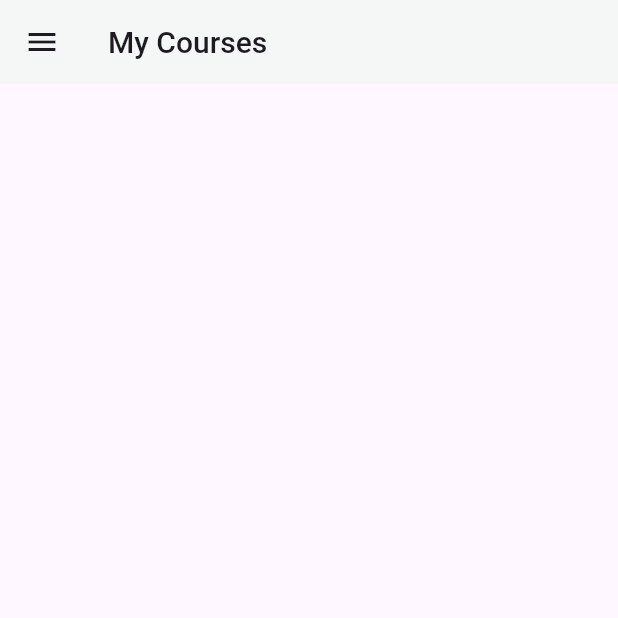
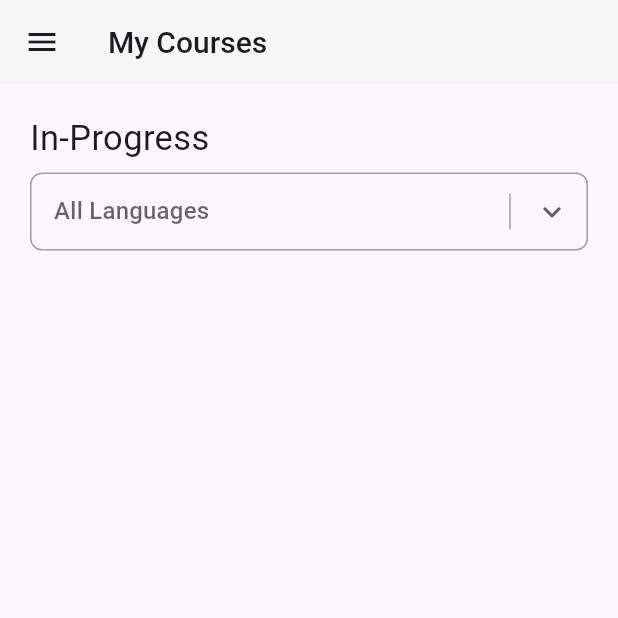
Before and after one commit to mr-harikrishnan/gng-vathiyar_ai_flutter, a Flutter app: the MyCoures screen opened by its route, on a phone screen of 412 x 824 dp, the top half of it. Run offline on Flutter 3.47's test engine with Material 3 defaults, Android fonts, the phone set to English and light mode, and no system bars; our stand-ins replace email_validator, flutter_secure_storage, fluttertoast, get, table_calendar; missing offline and left inert: amplify_auth_cognito, amplify_flutter; accounts and stored records are empty.

Commit message:
added language choosing box

```diff
--- a/lib/features/my-courses/ui/my_courses_screen.dart
+++ b/lib/features/my-courses/ui/my_courses_screen.dart
@@ -1,5 +1,6 @@
 import 'package:flutter/material.dart';
 import 'package:vathiyar_ai_flutter/widgets/app_drawer.dart';
+import 'package:vathiyar_ai_flutter/widgets/drop_down.dart';
 
 class MyCoures extends StatefulWidget {
   const MyCoures({super.key});
@@ -11,6 +12,14 @@ class MyCoures extends StatefulWidget {
 }
 
 class MyCoursesScreenState extends State<MyCoures> {
+  final List<String> _languages = [
+    'All Languages',
+    'English',
+    'Tamil',
+    'Hindi',
+    'French',
+  ];
+
   @override
   Widget build(BuildContext context) {
     return Scaffold(
@@ -21,8 +30,28 @@ class MyCoursesScreenState extends State<MyCoures> {
           style: TextStyle(fontSize: 20, fontWeight: FontWeight.w500),
         ),
       ),
-      drawer:AppDrawer(),
-
+      drawer: AppDrawer(),
+      body: Container(
+        padding: EdgeInsets.all(20),
+        child: Column(
+          crossAxisAlignment: CrossAxisAlignment.start,
+          children: [
+            Text(
+              "In-Progress",
+              style: TextStyle(fontSize: 23),
+              textAlign: TextAlign.start,
+            ),
+            SizedBox(height: 6),
+            Dropdown(
+              languages: _languages,
+              onChanged: (String? newValue) {
+                setState(() {});
+                print('Selected language: $newValue');
+              },
+            ),
+          ],
+        ),
+      ),
     );
   }
 }
--- /dev/null
+++ b/lib/widgets/drop_down.dart
@@ -0,0 +1,81 @@
+import 'package:flutter/material.dart';
+
+class Dropdown extends StatefulWidget {
+  final List<String> languages;
+  final Function(String?)? onChanged;
+
+  const Dropdown({super.key, required this.languages, this.onChanged});
+
+  @override
+  State<Dropdown> createState() => _DropdownState();
+}
+
+class _DropdownState extends State<Dropdown> {
+  String? selectedValue;
+
+  @override
+  Widget build(BuildContext context) {
+    return Container(
+      // This gives left and right gap to the FULL widget
+
+      child: DropdownButtonFormField<String>(
+        value: selectedValue,
+        hint: const Text('All Languages'),
+        isExpanded: true, // Makes dropdown full width
+
+        items: widget.languages.map((lang) {
+          return DropdownMenuItem<String>(
+            value: lang,
+            child: Padding(
+              // This gives left and right gap INSIDE dropdown list
+              padding: const EdgeInsets.symmetric(horizontal: 12),
+              child: Text(lang),
+            ),
+          );
+        }).toList(),
+
+        onChanged: (value) {
+          setState(() {
+            selectedValue = value;
+          });
+          if (widget.onChanged != null) {
+            widget.onChanged!(value);
+          }
+        },
+
+        icon: Row(
+          mainAxisSize: MainAxisSize.min,
+          children: const [
+            SizedBox(
+              height: 24,
+              child: VerticalDivider(thickness: 1, color: Colors.grey),
+            ),
+            SizedBox(width: 8),
+            Icon(Icons.keyboard_arrow_down),
+          ],
+        ),
+
+        decoration: InputDecoration(
+          contentPadding: const EdgeInsets.symmetric(
+            horizontal: 12,
+            vertical: 14,
+          ),
+          border: OutlineInputBorder(
+            borderRadius: BorderRadius.circular(8),
+          ),
+          enabledBorder: OutlineInputBorder(
+            borderRadius: BorderRadius.circular(8),
+            borderSide: const BorderSide(color: Colors.grey),
+          ),
+          focusedBorder: OutlineInputBorder(
+            borderRadius: BorderRadius.circular(8),
+            borderSide: const BorderSide(
+              color: Color(0xFF009688),
+              width: 2,
+            ),
+          ),
+        ),
+      ),
+    );
+  }
+}
```
